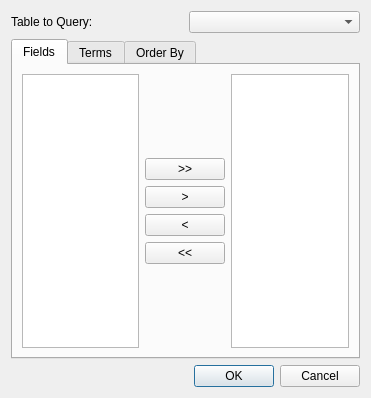
This is Sqliteman/sqliteman/queryeditordialog.ui in shadybarham/sqliteman as Qt 5 draws it before an edit. The edited form follows.
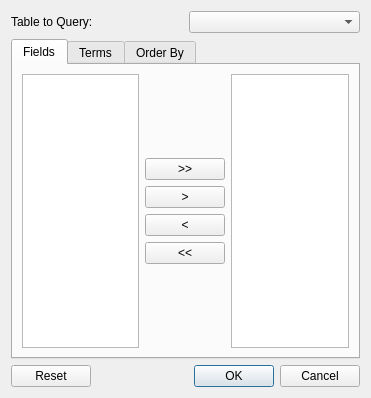
This is the edited form.

Diff of the .ui file:
```diff
--- a/Sqliteman/sqliteman/queryeditordialog.ui
+++ b/Sqliteman/sqliteman/queryeditordialog.ui
@@ -225,7 +225,7 @@
       <enum>Qt::Horizontal</enum>
      </property>
      <property name="standardButtons">
-      <set>QDialogButtonBox::Cancel|QDialogButtonBox::Ok</set>
+      <set>QDialogButtonBox::Cancel|QDialogButtonBox::Ok|QDialogButtonBox::Reset</set>
      </property>
     </widget>
    </item>
```
